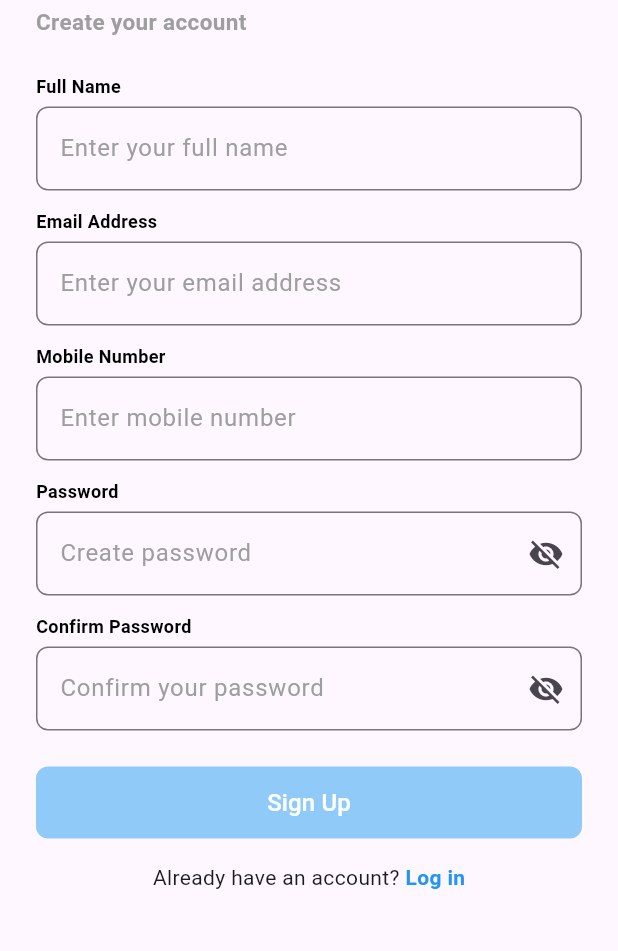
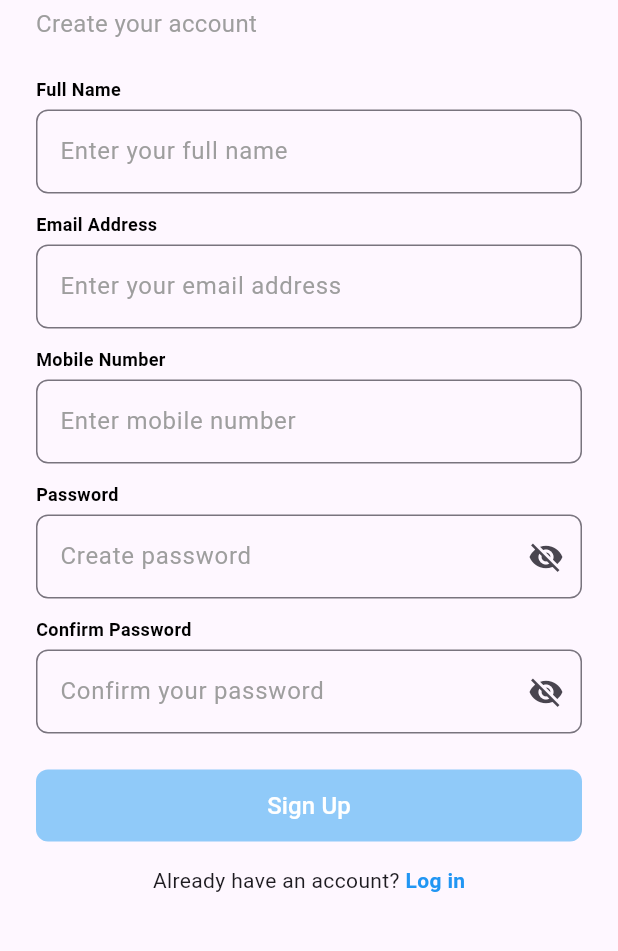
Before and after one commit to mobikodeStudio/todo_flutter_app, a Flutter app: the screen it shows after launch, after a tap on an icon or button, on a phone screen of 412 x 824 dp, the part 99-1050 px from its top. Run offline on Flutter 3.47's test engine with Material 3 defaults, Android fonts, the phone set to English and light mode, and no system bars; our stand-ins replace bloc, equatable, flutter_bloc, get_it.

```diff
--- a/lib/presentation/login/login_screen.dart
+++ b/lib/presentation/login/login_screen.dart
@@ -72,6 +72,7 @@ class _LoginPageState extends State<LoginPage> {
                 child: ToDoText(
                   label: 'Sign in to continue',
                   color: Colors.black,
+                  fontSize: 15,
                 ),
               ),
               const SizedBox(height: 30),
@@ -137,18 +138,22 @@ class _LoginPageState extends State<LoginPage> {
                   label: 'Forget Password?',
                   color: Colors.blueAccent,
                   textAlign: TextAlign.right,
+                  fontSize: 15,
                 ),
               ),
               const SizedBox(height: 24),
               BlocBuilder<LoginBloc, LoginState>(
                 builder: (context, state) {
-                  if (state is OnSignInOnLoadState || state is LoginEmailErrorState) {
+                  if (state is OnSignInOnLoadState ||
+                      state is LoginEmailErrorState) {
                     return Center(
                       child: ToDoPrimaryButton(
                         isEnabled: state.isBtnEnabled,
                         label: 'Sign In',
                         onPressed: () {
-                          context.read<LoginBloc>().add(OnSignInBtnClickEvent());
+                          context.read<LoginBloc>().add(
+                            OnSignInBtnClickEvent(),
+                          );
                         },
                       ),
                     );
--- a/lib/presentation/widgets/to_do_drop_down_button.dart
+++ /dev/null
@@ -1,3 +0,0 @@
-import 'package:flutter/material.dart';
-
-class ToDoDropDownButton extends StatelessWidget {}
--- a/lib/presentation/widgets/to_do_text.dart
+++ b/lib/presentation/widgets/to_do_text.dart
@@ -4,11 +4,16 @@ class ToDoText extends StatelessWidget {
   final String label;
   final Color color;
   final TextAlign textAlign;
+  final FontWeight fontWeight;
+  final double fontSize;
   const ToDoText({
     super.key,
     required this.label,
     required this.color,
+    required this.fontSize,
+
     this.textAlign = TextAlign.right,
+    this.fontWeight = FontWeight.normal,
   });
 
   @override
@@ -16,7 +21,11 @@ class ToDoText extends StatelessWidget {
     return Text(
       label,
       textAlign: textAlign,
-      style: TextStyle(fontSize: 15, color: color, fontWeight: FontWeight.bold),
+      style: TextStyle(
+        fontSize: fontSize,
+        color: color,
+        fontWeight: fontWeight,
+      ),
     );
   }
 }
```
Also changed, not shown: lib/main.dart (+2 -5 lines), lib/presentation/add_task_screen/add_task_screen.dart (+4 -3 lines).
